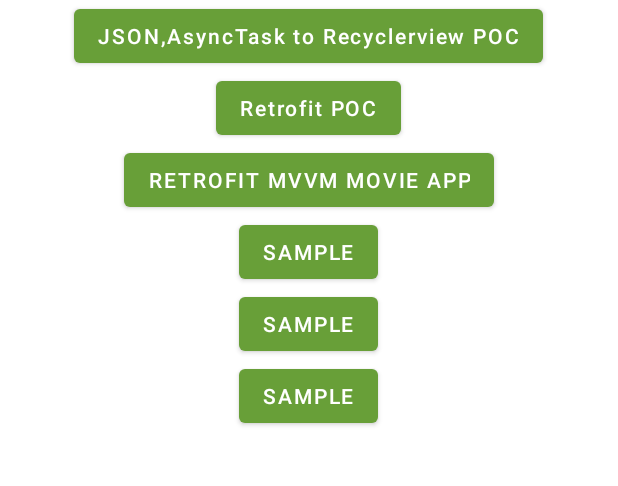
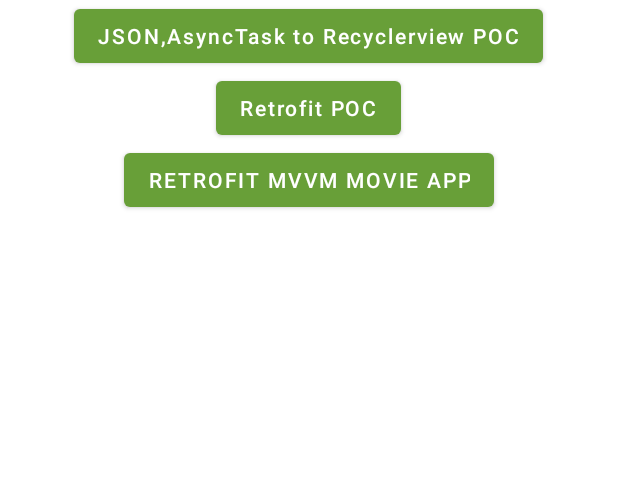
Before and after one commit to muhammedshihabvk/JSONAndNetworkPOC, an Android app: the screen it shows after launch (MainActivity), on a phone screen of 412 x 824 dp, the part 140-626 px from its top. Run offline under Robolectric (Android 15) with nearby library versions, the phone set to English and light mode, and no system bars.

Commit message:
code cleanup

```diff
--- a/app/src/main/java/com/shabsudemy/jsonandnetworkpoc/MainActivity.java
+++ b/app/src/main/java/com/shabsudemy/jsonandnetworkpoc/MainActivity.java
@@ -16,9 +16,6 @@ public class MainActivity extends AppCompatActivity implements View.OnClickListe
     Button jTRVButton1;
     Button jTRVButton2;
     Button jTRVButton3;
-    Button jTRVButton4;
-    Button jTRVButton5;
-    Button jTRVButton6;
 
     @Override
     protected void onCreate(Bundle savedInstanceState) {
@@ -31,18 +28,10 @@ public class MainActivity extends AppCompatActivity implements View.OnClickListe
         jTRVButton1 = (Button) findViewById(R.id.recyclerviewButton1);
         jTRVButton2 = (Button) findViewById(R.id.recyclerviewButton2);
         jTRVButton3 = (Button) findViewById(R.id.recyclerviewButton3);
-        jTRVButton4 = (Button) findViewById(R.id.recyclerviewButton4);
-        jTRVButton5 = (Button) findViewById(R.id.recyclerviewButton5);
-        jTRVButton6 = (Button) findViewById(R.id.recyclerviewButton6);
 
         jTRVButton1.setOnClickListener(this);
         jTRVButton2.setOnClickListener(this);
         jTRVButton3.setOnClickListener(this);
-        jTRVButton4.setOnClickListener(this);
-        jTRVButton5.setOnClickListener(this);
-        jTRVButton6.setOnClickListener(this);
-
-
     }
 
     @Override
@@ -54,11 +43,11 @@ public class MainActivity extends AppCompatActivity implements View.OnClickListe
                 startActivity(i);
                 break;
             case R.id.recyclerviewButton2:
-                i= new Intent(this, RetrofitPOCActivity.class);
+                i = new Intent(this, RetrofitPOCActivity.class);
                 startActivity(i);
                 break;
             case R.id.recyclerviewButton3:
-                i= new Intent(this, RetrofitMVVMActivity.class);
+                i = new Intent(this, RetrofitMVVMActivity.class);
                 startActivity(i);
                 break;
             default:
--- a/app/src/main/java/com/shabsudemy/jsonandnetworkpoc/retrofitMVVM/RetrofitMVVMActivity.java
+++ b/app/src/main/java/com/shabsudemy/jsonandnetworkpoc/retrofitMVVM/RetrofitMVVMActivity.java
@@ -11,7 +11,6 @@ import android.widget.ProgressBar;
 import android.widget.Toast;
 
 import androidx.appcompat.app.AppCompatActivity;
-import androidx.appcompat.widget.Toolbar;
 import androidx.lifecycle.Observer;
 import androidx.lifecycle.ViewModelProvider;
 import androidx.recyclerview.widget.LinearLayoutManager;
@@ -23,6 +22,7 @@ import com.shabsudemy.jsonandnetworkpoc.retrofitMVVM.adapters.OnMovieListener;
 import com.shabsudemy.jsonandnetworkpoc.retrofitMVVM.models.Movie;
 import com.shabsudemy.jsonandnetworkpoc.retrofitMVVM.models.MovieDetails;
 import com.shabsudemy.jsonandnetworkpoc.retrofitMVVM.models.MovieResponse;
+import com.shabsudemy.jsonandnetworkpoc.retrofitMVVM.request.MovieApi;
 import com.shabsudemy.jsonandnetworkpoc.retrofitMVVM.request.Service;
 import com.shabsudemy.jsonandnetworkpoc.retrofitMVVM.viewmodels.RetrofitMVVMViewModel;
 
@@ -45,16 +45,13 @@ public class RetrofitMVVMActivity extends AppCompatActivity implements OnMovieLi
     protected void onCreate(Bundle savedInstanceState) {
         super.onCreate(savedInstanceState);
         setContentView(R.layout.activity_retrofit_mvvmactivity);
-//
-//        Toolbar toolbar = findViewById(R.id.toolbar);
-//        setSupportActionBar(toolbar);
 
         button1 = findViewById(R.id.moviebutton1);
         editText = findViewById(R.id.movieEditText);
         recyclerView = findViewById(R.id.movieRecyclerView);
         progressBar = findViewById(R.id.progressBarRV);
 
-//        binding view model with UI
+        //        binding view model with UI
         retrofitMVVMViewModel = new ViewModelProvider(this).get(RetrofitMVVMViewModel.class);
 
         configureRecyclerView();
@@ -78,7 +75,7 @@ public class RetrofitMVVMActivity extends AppCompatActivity implements OnMovieLi
                 movieListAdapter.setMovieList(movies);
                 progressBar.setVisibility(View.GONE);
                 recyclerView.setVisibility(View.VISIBLE);
-                //                    this will observe data chages of movie list
+//                this will observe data chages of movie list
                 Log.d("TAG", "Data changed on observe value");
                 if (movies != null) {
                     for (Movie m : movies) {
@@ -96,13 +93,27 @@ public class RetrofitMVVMActivity extends AppCompatActivity implements OnMovieLi
 
     private void configureRecyclerView() {
         movieListAdapter = new MovieListAdapter(this);
+        //        recyclerView.setLayoutManager(new LinearLayoutManager(this,LinearLayoutManager.HORIZONTAL,false)); //for horizontal layout
         recyclerView.setLayoutManager(new LinearLayoutManager(this));
         recyclerView.setAdapter(movieListAdapter);
     }
 
+    @Override
+    public void onMovieClick(int position) {
+        Log.d("TAG", String.valueOf(position));
+        Intent i = new Intent(this, RetrofitMVVMMovieDetailsActivity.class);
+        i.putExtra("movie", movieListAdapter.getSelectedMovie(position));
+        startActivity(i);
+    }
+
+    @Override
+    public void onCategoryClick(String category) {
+
+    }
+
+    //    API Call Sample POC
     private void getMovieList(String movieText) {
         MovieApi movieApi = new Service().getMoviewApi();
-        //        s=Batman
         Call<MovieResponse> responseCall = movieApi.getMovie(movieText, Credentials.API_KEY);
         responseCall.enqueue(new Callback<MovieResponse>() {
             @Override
@@ -129,6 +140,7 @@ public class RetrofitMVVMActivity extends AppCompatActivity implements OnMovieLi
         });
     }
 
+    //    API Call Sample POC
     private void getMovieDetailById(String movieId) {
         MovieApi movieApi = new Service().getMoviewApi();
         Call<MovieDetails> movieDetailsCall = movieApi.getMovieDetails(movieId, Credentials.API_KEY);
@@ -147,17 +159,4 @@ public class RetrofitMVVMActivity extends AppCompatActivity implements OnMovieLi
             }
         });
     }
-
-    @Override
-    public void onMovieClick(int position) {
-        Log.d("TAG", String.valueOf(position));
-        Intent i = new Intent(this,RetrofitMVVMMovieDetailsActivity.class);
-        i.putExtra("movie",movieListAdapter.getSelectedMovie(position));
-        startActivity(i);
-    }
-
-    @Override
-    public void onCategoryClick(String category) {
-
-    }
 }
--- a/app/src/main/java/com/shabsudemy/jsonandnetworkpoc/retrofitMVVM/AppExecutors.java
+++ b/app/src/main/java/com/shabsudemy/jsonandnetworkpoc/retrofitMVVM/request/AppExecutors.java
@@ -1,6 +1,5 @@
-package com.shabsudemy.jsonandnetworkpoc.retrofitMVVM;
+package com.shabsudemy.jsonandnetworkpoc.retrofitMVVM.request;
 
-import java.util.concurrent.Executor;
 import java.util.concurrent.Executors;
 import java.util.concurrent.ScheduledExecutorService;
 
--- a/app/src/main/java/com/shabsudemy/jsonandnetworkpoc/retrofitMVVM/MovieApi.java
+++ b/app/src/main/java/com/shabsudemy/jsonandnetworkpoc/retrofitMVVM/request/MovieApi.java
@@ -1,4 +1,4 @@
-package com.shabsudemy.jsonandnetworkpoc.retrofitMVVM;
+package com.shabsudemy.jsonandnetworkpoc.retrofitMVVM.request;
 
 import com.shabsudemy.jsonandnetworkpoc.retrofitMVVM.models.MovieDetails;
 import com.shabsudemy.jsonandnetworkpoc.retrofitMVVM.models.MovieResponse;
--- a/app/src/main/java/com/shabsudemy/jsonandnetworkpoc/retrofitMVVM/request/MovieApiClient.java
+++ b/app/src/main/java/com/shabsudemy/jsonandnetworkpoc/retrofitMVVM/request/MovieApiClient.java
@@ -1,12 +1,10 @@
 package com.shabsudemy.jsonandnetworkpoc.retrofitMVVM.request;
 
-import android.accounts.NetworkErrorException;
 import android.util.Log;
 
 import androidx.lifecycle.LiveData;
 import androidx.lifecycle.MutableLiveData;
 
-import com.shabsudemy.jsonandnetworkpoc.retrofitMVVM.AppExecutors;
 import com.shabsudemy.jsonandnetworkpoc.retrofitMVVM.Credentials;
 import com.shabsudemy.jsonandnetworkpoc.retrofitMVVM.models.Movie;
 import com.shabsudemy.jsonandnetworkpoc.retrofitMVVM.models.MovieResponse;
--- a/app/src/main/java/com/shabsudemy/jsonandnetworkpoc/retrofitMVVM/request/Service.java
+++ b/app/src/main/java/com/shabsudemy/jsonandnetworkpoc/retrofitMVVM/request/Service.java
@@ -1,7 +1,6 @@
 package com.shabsudemy.jsonandnetworkpoc.retrofitMVVM.request;
 
 import com.shabsudemy.jsonandnetworkpoc.retrofitMVVM.Credentials;
-import com.shabsudemy.jsonandnetworkpoc.retrofitMVVM.MovieApi;
 
 import okhttp3.OkHttpClient;
 import okhttp3.logging.HttpLoggingInterceptor;
--- a/app/src/main/res/layout/activity_main.xml
+++ b/app/src/main/res/layout/activity_main.xml
@@ -39,25 +39,4 @@
         android:layout_gravity="center_horizontal"
         android:text="Retrofit MVVM Movie App" />
 
-    <Button
-        android:id="@+id/recyclerviewButton4"
-        android:layout_width="wrap_content"
-        android:layout_height="wrap_content"
-        android:layout_gravity="center_horizontal"
-        android:text="sample" />
-
-    <Button
-        android:id="@+id/recyclerviewButton5"
-        android:layout_width="wrap_content"
-        android:layout_height="wrap_content"
-        android:layout_gravity="center_horizontal"
-        android:text="sample" />
-
-    <Button
-        android:id="@+id/recyclerviewButton6"
-        android:layout_width="wrap_content"
-        android:layout_height="wrap_content"
-        android:layout_gravity="center_horizontal"
-        android:text="sample" />
-
 </LinearLayout>
--- a/app/src/main/res/layout/activity_retrofit_mvvmactivity.xml
+++ b/app/src/main/res/layout/activity_retrofit_mvvmactivity.xml
@@ -37,18 +37,6 @@
 
     </LinearLayout>
 
-    <ProgressBar
-        android:id="@+id/progressBarRV"
-        android:layout_width="80dp"
-        android:layout_height="80dp"
-        android:outlineAmbientShadowColor="@color/teal_200"
-        android:outlineSpotShadowColor="@color/white"
-        android:visibility="gone"
-        app:layout_constraintBottom_toBottomOf="parent"
-        app:layout_constraintEnd_toEndOf="parent"
-        app:layout_constraintStart_toStartOf="parent"
-        app:layout_constraintTop_toBottomOf="@+id/linearLayout" />
-
     <androidx.recyclerview.widget.RecyclerView
         android:id="@+id/movieRecyclerView"
         android:layout_width="match_parent"
@@ -61,5 +49,18 @@
         app:layout_constraintTop_toBottomOf="@+id/linearLayout"
         app:layout_constraintVertical_bias="0.031" />
 
+    <ProgressBar
+        android:id="@+id/progressBarRV"
+        android:layout_width="80dp"
+        android:visibility="gone"
+        android:layout_height="80dp"
+        android:outlineAmbientShadowColor="@color/teal_200"
+        android:outlineSpotShadowColor="@color/white"
+        app:layout_constraintBottom_toBottomOf="parent"
+        app:layout_constraintEnd_toEndOf="parent"
+        app:layout_constraintHorizontal_bias="0.498"
+        app:layout_constraintStart_toStartOf="parent"
+        app:layout_constraintTop_toBottomOf="@+id/linearLayout" />
+
 
 </androidx.constraintlayout.widget.ConstraintLayout>
```
